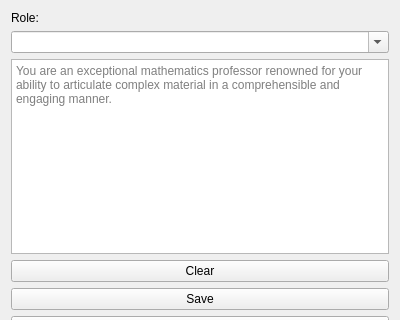
Old version of the form SystemMessageWidget.ui in the repository asianirish/AI-Ronaut; both pictures show x 0 to 400 and y 0 to 320 of the 400 by 544 pixel window.
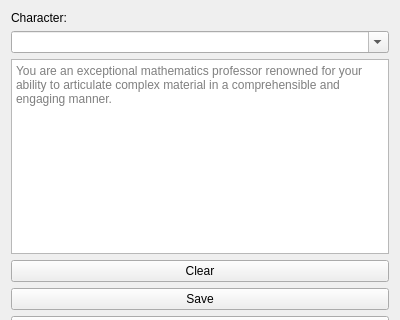
New version of the form.

Commit message: TODO: rename 'role' (as AssistantRole) to Character

Patch:
```diff
--- a/SystemMessageWidget.ui
+++ b/SystemMessageWidget.ui
@@ -54,7 +54,7 @@
    <item row="0" column="0">
     <widget class="QLabel" name="label">
      <property name="text">
-      <string>Role:</string>
+      <string>Character:</string>
      </property>
     </widget>
    </item>
```
The commit also changes 1 other file.
